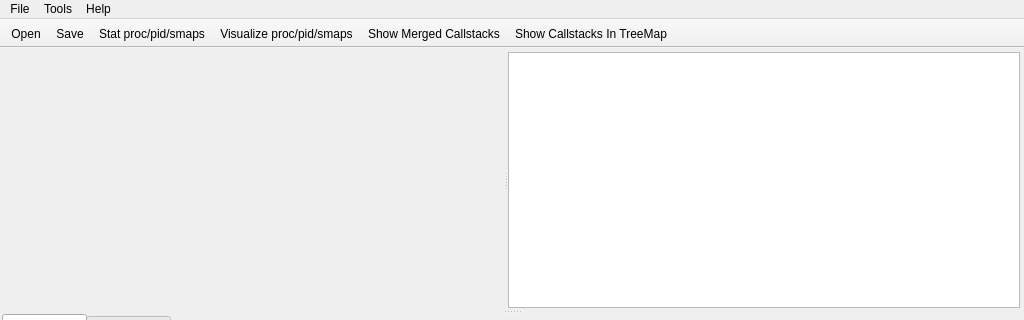
The window that src/mainwindow.ui (Tencent/loli_profiler) describes before a commit, drawn with Qt 5; both pictures show x 0 to 1024 and y 0 to 320 of the 1024 by 580 pixel window.
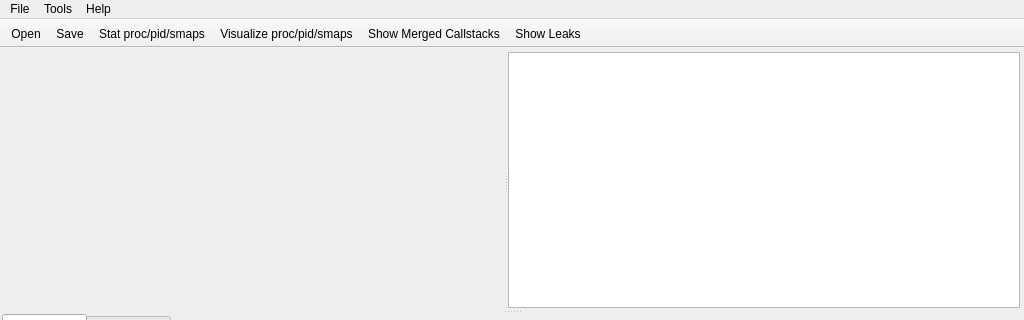
The same window after the commit. Icons and pictures are not drawn. Custom widgets are drawn as their Qt base class.

Commit message: new memory leak check feature.

Diff of the .ui file:
```diff
--- a/src/mainwindow.ui
+++ b/src/mainwindow.ui
@@ -644,7 +644,7 @@
    <addaction name="actionStat_SMaps"/>
    <addaction name="actionVisualize_SMaps"/>
    <addaction name="actionShow_Merged_Callstacks"/>
-   <addaction name="actionShow_Callstacks_In_TreeMap"/>
+   <addaction name="actionShow_Leaks"/>
   </widget>
   <action name="actionOpen">
    <property name="icon">
@@ -710,20 +710,23 @@
     <string>Show Merged Callstacks</string>
    </property>
   </action>
-  <action name="actionShow_Callstacks_In_TreeMap">
-   <property name="icon">
-    <iconset resource="res/icon.qrc">
-     <normaloff>:/toolbutton/btn_treemap.png</normaloff>:/toolbutton/btn_treemap.png</iconset>
-   </property>
-   <property name="text">
-    <string>Show Callstacks In TreeMap</string>
-   </property>
-  </action>
   <action name="actionExport_To_Text">
    <property name="text">
     <string>Callstacks To Text</string>
    </property>
   </action>
+  <action name="actionShow_Leaks">
+   <property name="icon">
+    <iconset resource="res/icon.qrc">
+     <normaloff>:/toolbutton/btn_treemap.png</normaloff>:/toolbutton/btn_treemap.png</iconset>
+   </property>
+   <property name="text">
+    <string>Show Leaks</string>
+   </property>
+   <property name="toolTip">
+    <string>Show Possible Memory Leaks</string>
+   </property>
+  </action>
  </widget>
  <layoutdefault spacing="6" margin="11"/>
  <customwidgets>
```
Left out of the diff: 5 changed lines with no effect on the pictures. The commit also changes 2 other files.
